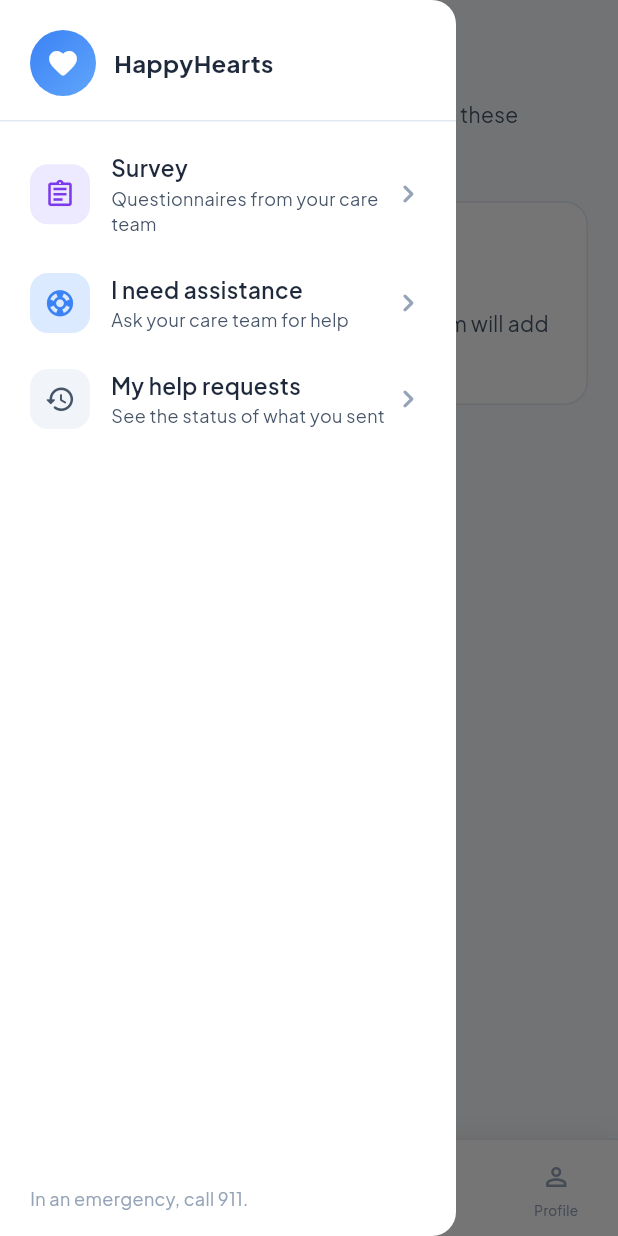
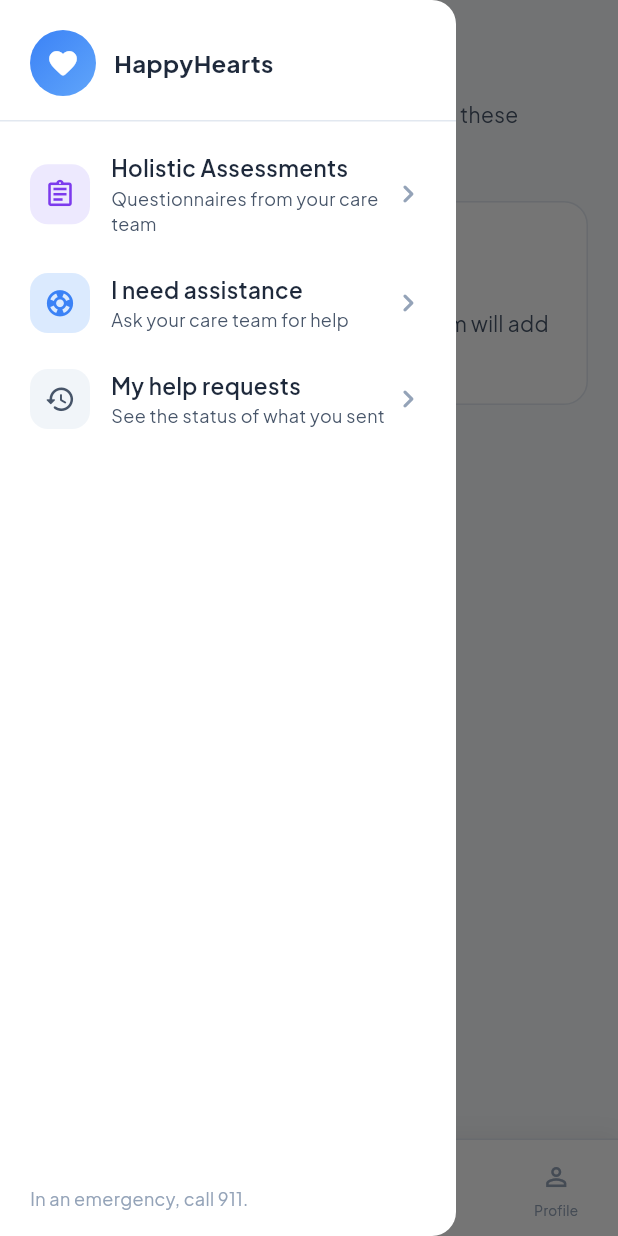
Before and after one commit to Twohappyhearts/happyheartsapp, a Flutter app: the AssessmentsScreen screen opened by its route, with the side drawer open, on a phone screen of 412 x 824 dp. Run offline on Flutter 3.47's test engine with Material 3 defaults, Android fonts, the phone set to English and light mode, and no system bars; our stand-ins replace cached_network_image, flutter_svg, go_router, google_fonts, shared_preferences, sizer and 4 more; missing offline and left inert: dart:ui_web, webview_flutter_android, webview_flutter_wkwebview; accounts and stored records are empty.

Commit message:
feat: rename surveys to holistic assessments and update section layout

```diff
--- a/lib/presentation/assessments_screen/assessments_screen.dart
+++ b/lib/presentation/assessments_screen/assessments_screen.dart
@@ -30,7 +30,8 @@ class AssessmentsScreen extends StatefulWidget {
 
 class _AssessmentsScreenState extends State<AssessmentsScreen> {
   static const _sectionOrder = ['Emotional Assessment', 'Basic Needs Assessment'];
-  static const _noSection = 'Surveys';
+  /// Group key for links without a section (no heading is shown for it).
+  static const _noSection = '';
 
   List<SurveyLink> _surveys = const [];
   Map<String, DateTime> _lastCompleted = const {};
@@ -199,14 +200,14 @@ class _AssessmentsScreenState extends State<AssessmentsScreen> {
 
   bool get _isSurvey => widget.placement == SurveyPlacement.survey;
 
-  String get _title => _isSurvey ? 'Survey' : 'Resources';
+  String get _title => _isSurvey ? 'Holistic Assessments' : 'Resources';
 
   String get _subtitle => _isSurvey
       ? 'Questionnaires from your care team.'
       : 'Track your mental and physical health with these validated screening tools.';
 
   String get _emptyMessage => _isSurvey
-      ? 'No surveys right now. Your care team will add them here.'
+      ? 'No holistic assessments right now. Your care team will add them here.'
       : 'No resources right now. Your care team will add them here.';
 
   static String _shortDate(DateTime d) {
@@ -251,6 +252,8 @@ class _AssessmentsScreenState extends State<AssessmentsScreen> {
     }
     final widgets = <Widget>[];
     for (final section in _sections) {
+      // Links without a section are listed without a heading.
+      if (section.key != _noSection) {
         final st = _sectionStyle(section.key);
         widgets.add(
           _SectionHeader(
@@ -261,6 +264,7 @@ class _AssessmentsScreenState extends State<AssessmentsScreen> {
           ),
         );
         widgets.add(const SizedBox(height: 12));
+      }
       for (final survey in section.value) {
         final cs = _cardStyle(survey);
         final fs = _frequencyStyle(survey.frequency ?? '');
@@ -279,7 +283,7 @@ class _AssessmentsScreenState extends State<AssessmentsScreen> {
             completedLabel: done == null
                 ? null
                 : 'Last completed ${_shortDate(done)}',
-            buttonLabel: _isSurvey ? 'Start Survey' : 'Start Assessment',
+            buttonLabel: 'Start Assessment',
             onTap: () => _openAssessment(survey),
           ),
         );
--- a/lib/widgets/app_menu.dart
+++ b/lib/widgets/app_menu.dart
@@ -73,7 +73,7 @@ class AppDrawer extends StatelessWidget {
               icon: Icons.assignment_outlined,
               iconColor: AppTheme.purple,
               iconBg: AppTheme.purpleContainer,
-              label: 'Survey',
+              label: 'Holistic Assessments',
               subtitle: 'Questionnaires from your care team',
               onTap: () => _closeThen(context, () {
                 Navigator.of(shellContext).push(
```
Lines whose indentation alone changed are shown as unchanged.
